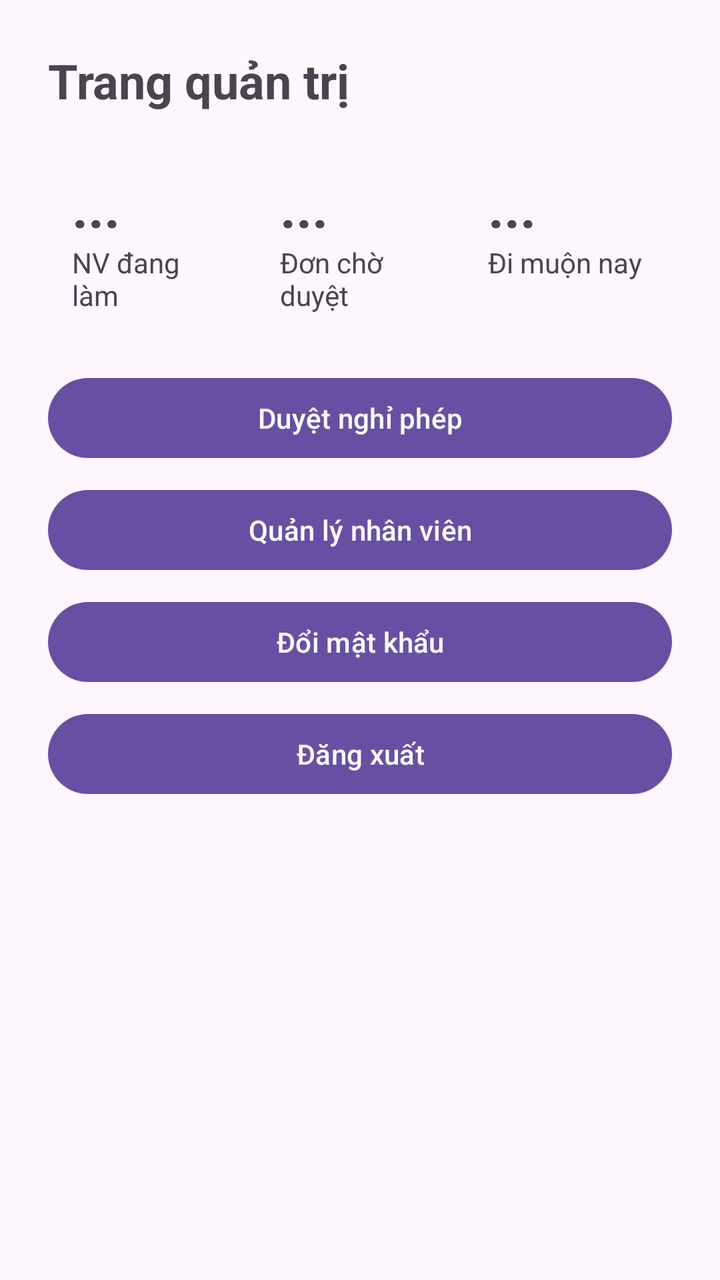
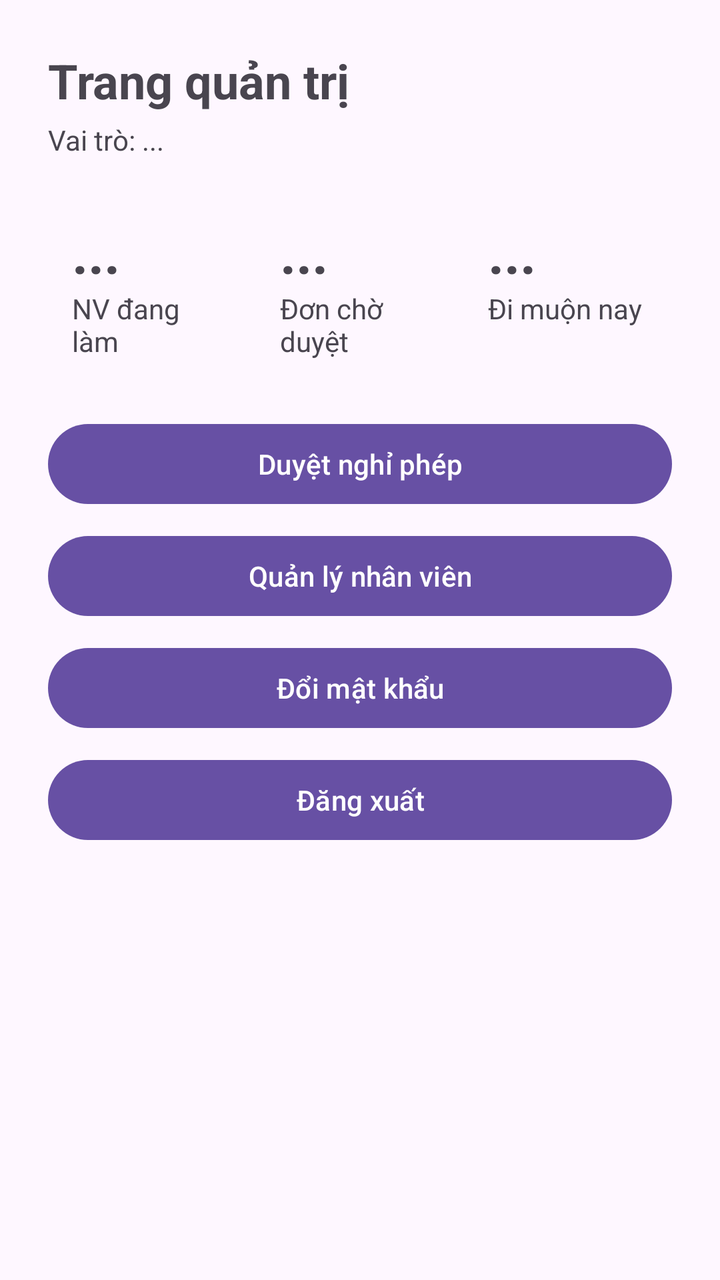

Compare the two renders of this Android layout. The source of the first and the diff that turns it into the second are given below.
<!-- AndroidManifest.xml: application theme Theme.Employeemanagementapp -->
<!-- res/layout/activity_admin.xml -->
<?xml version="1.0" encoding="utf-8"?>
<ScrollView xmlns:android="http://schemas.android.com/apk/res/android"
    android:layout_width="match_parent"
    android:layout_height="match_parent">

    <LinearLayout
        android:layout_width="match_parent"
        android:layout_height="wrap_content"
        android:orientation="vertical"
        android:padding="24dp">

        <TextView
            android:layout_width="wrap_content"
            android:layout_height="wrap_content"
            android:text="Trang quản trị"
            android:textSize="24sp"
            android:textStyle="bold"
            android:layout_marginBottom="16dp"/>

        <LinearLayout
            android:layout_width="match_parent"
            android:layout_height="wrap_content"
            android:orientation="horizontal"
            android:layout_marginBottom="8dp">

            <LinearLayout
                android:layout_width="0dp"
                android:layout_height="wrap_content"
                android:layout_weight="1"
                android:orientation="vertical"
                android:padding="12dp">

                <TextView
                    android:id="@+id/tvTotalStaff"
                    android:layout_width="wrap_content"
                    android:layout_height="wrap_content"
                    android:text="..."
                    android:textSize="28sp"
                    android:textStyle="bold"/>

                <TextView
                    android:layout_width="wrap_content"
                    android:layout_height="wrap_content"
                    android:text="NV đang làm"/>
            </LinearLayout>

            <LinearLayout
                android:layout_width="0dp"
                android:layout_height="wrap_content"
                android:layout_weight="1"
                android:orientation="vertical"
                android:padding="12dp">

                <TextView
                    android:id="@+id/tvPendingLeaves"
                    android:layout_width="wrap_content"
                    android:layout_height="wrap_content"
                    android:text="..."
                    android:textSize="28sp"
                    android:textStyle="bold"/>

                <TextView
                    android:layout_width="wrap_content"
                    android:layout_height="wrap_content"
                    android:text="Đơn chờ duyệt"/>
            </LinearLayout>

            <LinearLayout
                android:layout_width="0dp"
                android:layout_height="wrap_content"
                android:layout_weight="1"
                android:orientation="vertical"
                android:padding="12dp">

                <TextView
                    android:id="@+id/tvLateToday"
                    android:layout_width="wrap_content"
                    android:layout_height="wrap_content"
                    android:text="..."
                    android:textSize="28sp"
                    android:textStyle="bold"/>

                <TextView
                    android:layout_width="wrap_content"
                    android:layout_height="wrap_content"
                    android:text="Đi muộn nay"/>
            </LinearLayout>
        </LinearLayout>

        <Button
            android:id="@+id/btnAdminApprove"
            android:layout_width="match_parent"
            android:layout_height="wrap_content"
            android:text="Duyệt nghỉ phép"
            android:layout_marginTop="8dp"/>

        <Button
            android:id="@+id/btnAdminStaff"
            android:layout_width="match_parent"
            android:layout_height="wrap_content"
            android:text="Quản lý nhân viên"
            android:layout_marginTop="8dp"/>

        <Button
            android:id="@+id/btnAdminChangePass"
            android:layout_width="match_parent"
            android:layout_height="wrap_content"
            android:text="Đổi mật khẩu"
            android:layout_marginTop="8dp"/>

        <Button
            android:id="@+id/btnAdminLogout"
            android:layout_width="match_parent"
            android:layout_height="wrap_content"
            android:text="Đăng xuất"
            android:layout_marginTop="8dp"/>

    </LinearLayout>
</ScrollView>
<!-- resources referenced by this layout -->
<resources>
  <style name="Theme.Employeemanagementapp" parent="Base.Theme.Employeemanagementapp" />
  <style name="Base.Theme.Employeemanagementapp" parent="Theme.Material3.DayNight.NoActionBar">
          
          
      </style>
</resources>

<!-- the commit's change to res/layout/activity_admin.xml (unified diff, before → after) -->
@@ -15,6 +15,13 @@
             android:text="Trang quản trị"
             android:textSize="24sp"
             android:textStyle="bold"
+            android:layout_marginBottom="4dp"/>
+
+        <TextView
+            android:id="@+id/tvAdminRole"
+            android:layout_width="wrap_content"
+            android:layout_height="wrap_content"
+            android:text="Vai trò: ..."
             android:layout_marginBottom="16dp"/>
 
         <LinearLayout
